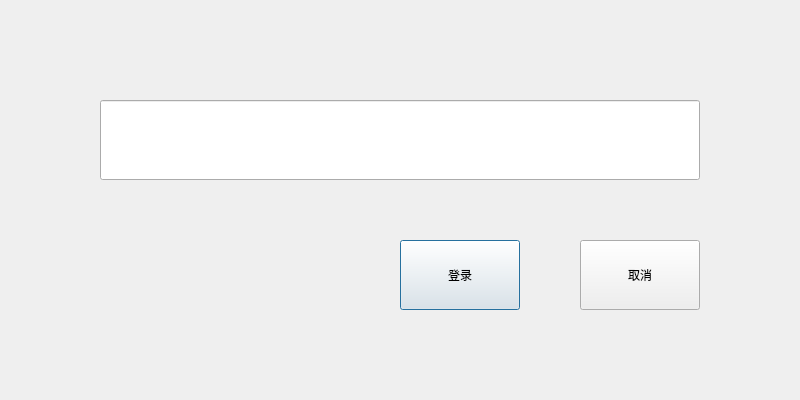
Before: the Qt Designer form src/XMusic/ui/logindlg.ui in 1028417/XMusic, drawn with Qt 5.
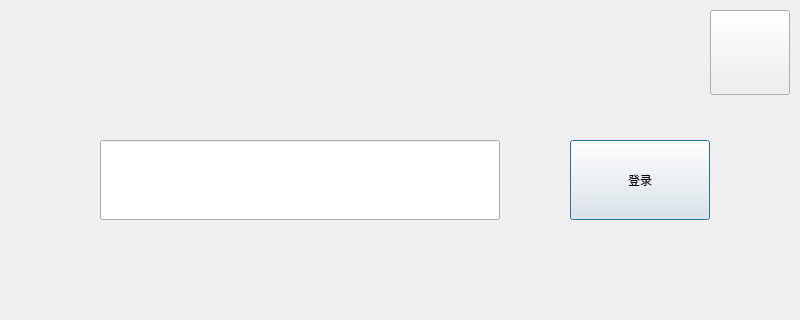
After: the same form once the commit is applied. Icons and pictures are not drawn. Custom widgets are drawn as their Qt base class.

```diff
--- a/src/XMusic/ui/logindlg.ui
+++ b/src/XMusic/ui/logindlg.ui
@@ -7,7 +7,7 @@
     <x>0</x>
     <y>0</y>
     <width>800</width>
-    <height>400</height>
+    <height>320</height>
    </rect>
   </property>
   <property name="windowTitle">
@@ -17,8 +17,8 @@
    <property name="geometry">
     <rect>
      <x>100</x>
-     <y>100</y>
-     <width>600</width>
+     <y>140</y>
+     <width>400</width>
      <height>80</height>
     </rect>
    </property>
@@ -32,10 +32,10 @@
   <widget class="CButton" name="btnLogin">
    <property name="geometry">
     <rect>
-     <x>400</x>
-     <y>240</y>
-     <width>120</width>
-     <height>70</height>
+     <x>570</x>
+     <y>140</y>
+     <width>140</width>
+     <height>80</height>
     </rect>
    </property>
    <property name="autoFillBackground">
@@ -63,10 +63,10 @@
   <widget class="CButton" name="btnCancel">
    <property name="geometry">
     <rect>
-     <x>580</x>
-     <y>240</y>
-     <width>120</width>
-     <height>70</height>
+     <x>710</x>
+     <y>10</y>
+     <width>80</width>
+     <height>85</height>
     </rect>
    </property>
    <property name="autoFillBackground">
@@ -76,7 +76,7 @@
     <string notr="true"/>
    </property>
    <property name="text">
-    <string>取消</string>
+    <string/>
    </property>
    <property name="iconSize">
     <size>
@@ -84,9 +84,6 @@
      <height>100</height>
     </size>
    </property>
-   <property name="checkable">
-    <bool>false</bool>
-   </property>
    <property name="flat">
     <bool>false</bool>
    </property>
```
Left out of the diff: 4 changed lines with no effect on the pictures.
